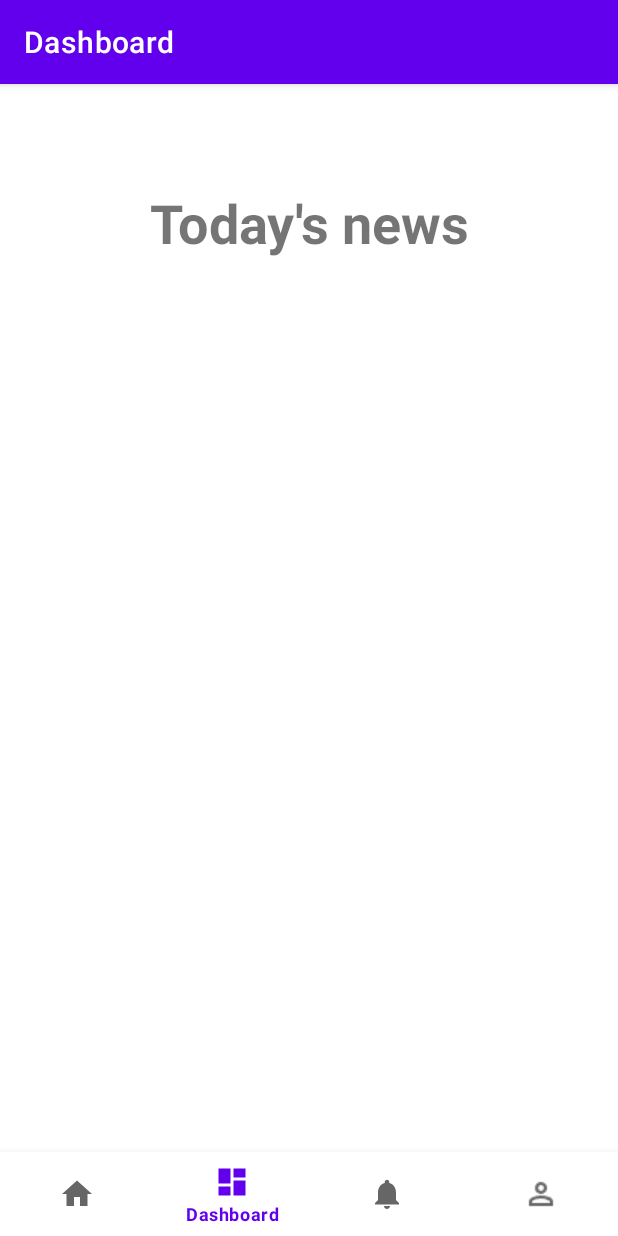
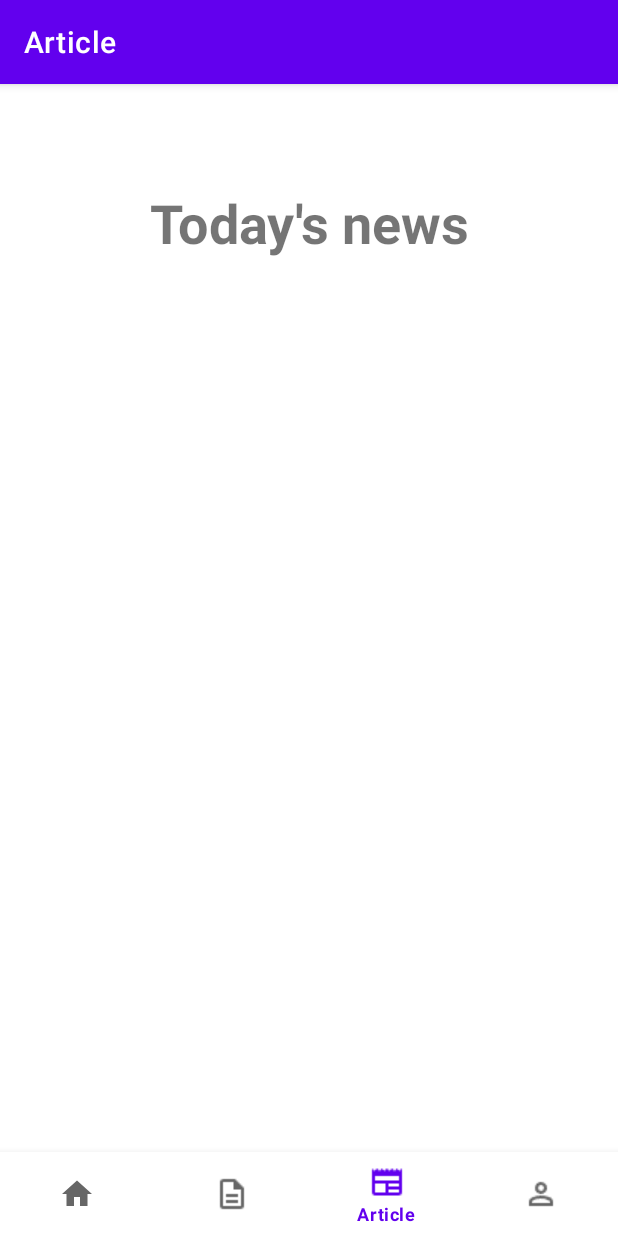
Before and after one commit to CarvalCapstoneTeam/MD-Carval, an Android app: the ArticleFragment screen opened through its navigation route, on a phone screen of 412 x 824 dp. Run offline under Robolectric (Android 15) with nearby library versions, the light colour scheme and no system bars; our stand-ins replace navigation-ui.

Commit message:
Logos + Setting setup

```diff
--- a/app/src/main/AndroidManifest.xml
+++ b/app/src/main/AndroidManifest.xml
@@ -13,6 +13,9 @@
         android:theme="@style/Theme.CarValAppAndroid"
         tools:targetApi="31">
         <activity
+            android:name=".setting.SettingsActivity"
+            android:exported="false" />
+        <activity
             android:name=".MainActivity"
             android:exported="true"
             android:label="@string/app_name">
--- a/app/src/main/java/com/dicoding/carvalappandroid/MainActivity.kt
+++ b/app/src/main/java/com/dicoding/carvalappandroid/MainActivity.kt
@@ -1,13 +1,17 @@
 package com.dicoding.carvalappandroid
 
 import android.os.Bundle
+import android.preference.PreferenceManager
 import com.google.android.material.bottomnavigation.BottomNavigationView
 import androidx.appcompat.app.AppCompatActivity
+import androidx.appcompat.app.AppCompatDelegate
 import androidx.navigation.findNavController
 import androidx.navigation.ui.AppBarConfiguration
 import androidx.navigation.ui.setupActionBarWithNavController
 import androidx.navigation.ui.setupWithNavController
 import com.dicoding.carvalappandroid.databinding.ActivityMainBinding
+import com.dicoding.carvalappandroid.utils.NightMode
+import java.util.Locale
 
 class MainActivity : AppCompatActivity() {
 
@@ -19,6 +23,15 @@ class MainActivity : AppCompatActivity() {
         binding = ActivityMainBinding.inflate(layoutInflater)
         setContentView(binding.root)
 
+        val preferences = PreferenceManager.getDefaultSharedPreferences(applicationContext)
+        preferences.getString(
+            getString(R.string.pref_key_dark),
+            getString(R.string.pref_dark_follow_system)
+        )?.apply {
+            val mode = NightMode.valueOf(this.uppercase(Locale.US))
+            AppCompatDelegate.setDefaultNightMode(mode.value)
+        }
+
         val navView: BottomNavigationView = binding.navView
 
         val navController = findNavController(R.id.nav_host_fragment_activity_main)
@@ -26,7 +39,7 @@ class MainActivity : AppCompatActivity() {
         // menu should be considered as top level destinations.
         val appBarConfiguration = AppBarConfiguration(
             setOf(
-                R.id.navigation_home, R.id.navigation_dashboard, R.id.navigation_notifications, R.id.navigation_about
+                R.id.navigation_home, R.id.navigation_article, R.id.navigation_form, R.id.navigation_about
             )
         )
         setupActionBarWithNavController(navController, appBarConfiguration)
--- a/app/src/main/java/com/dicoding/carvalappandroid/ui/article/ArticleViewModel.kt
+++ b/app/src/main/java/com/dicoding/carvalappandroid/ui/article/ArticleViewModel.kt
@@ -7,7 +7,7 @@ import androidx.lifecycle.ViewModel
 class ArticleViewModel : ViewModel() {
 
     private val _text = MutableLiveData<String>().apply {
-        value = "This is dashboard Fragment"
+        value = "This is article Fragment"
     }
     val text: LiveData<String> = _text
 }
--- a/app/src/main/java/com/dicoding/carvalappandroid/ui/form/FormViewModel.kt
+++ b/app/src/main/java/com/dicoding/carvalappandroid/ui/form/FormViewModel.kt
@@ -7,7 +7,7 @@ import androidx.lifecycle.ViewModel
 class FormViewModel : ViewModel() {
 
     private val _text = MutableLiveData<String>().apply {
-        value = "This is notifications Fragment"
+        value = "This is Form Fragment"
     }
     val text: LiveData<String> = _text
 }
--- a/app/src/main/java/com/dicoding/carvalappandroid/ui/home/HomeFragment.kt
+++ b/app/src/main/java/com/dicoding/carvalappandroid/ui/home/HomeFragment.kt
@@ -1,13 +1,19 @@
 package com.dicoding.carvalappandroid.ui.home
 
+import android.content.Intent
 import android.os.Bundle
 import android.view.LayoutInflater
+import android.view.Menu
+import android.view.MenuInflater
+import android.view.MenuItem
 import android.view.View
 import android.view.ViewGroup
 import android.widget.TextView
 import androidx.fragment.app.Fragment
 import androidx.lifecycle.ViewModelProvider
+import com.dicoding.carvalappandroid.R
 import com.dicoding.carvalappandroid.databinding.FragmentHomeBinding
+import com.dicoding.carvalappandroid.setting.SettingsActivity
 
 class HomeFragment : Fragment() {
 
@@ -22,6 +28,7 @@ class HomeFragment : Fragment() {
         container: ViewGroup?,
         savedInstanceState: Bundle?
     ): View {
+        setHasOptionsMenu(true)
         val homeViewModel =
             ViewModelProvider(this).get(HomeViewModel::class.java)
 
@@ -35,6 +42,21 @@ class HomeFragment : Fragment() {
         return root
     }
 
+    override fun onCreateOptionsMenu(menu: Menu, inflater: MenuInflater) {
+        inflater.inflate(R.menu.fragment_menu, menu)
+        super.onCreateOptionsMenu(menu, inflater)
+    }
+
+    override fun onOptionsItemSelected(item: MenuItem): Boolean {
+        when (item.itemId){
+            R.id.action_settings ->{
+                val intent = Intent(requireContext(), SettingsActivity::class.java)
+                startActivity(intent)
+            }
+        }
+        return super.onOptionsItemSelected(item)
+    }
+
     override fun onDestroyView() {
         super.onDestroyView()
         _binding = null
--- /dev/null
+++ b/app/src/main/java/com/dicoding/carvalappandroid/utils/NightMode.kt
@@ -0,0 +1,9 @@
+package com.dicoding.carvalappandroid.utils
+
+import androidx.appcompat.app.AppCompatDelegate
+
+enum class NightMode(val value : Int) {
+    FOLLOW_SYSTEM(AppCompatDelegate.MODE_NIGHT_FOLLOW_SYSTEM),
+    ON(AppCompatDelegate.MODE_NIGHT_YES),
+    OFF(AppCompatDelegate.MODE_NIGHT_NO)
+}
--- a/app/src/main/res/menu/bottom_nav_menu.xml
+++ b/app/src/main/res/menu/bottom_nav_menu.xml
@@ -7,14 +7,15 @@
         android:title="@string/title_home" />
 
     <item
-        android:id="@+id/navigation_dashboard"
-        android:icon="@drawable/ic_dashboard_black_24dp"
-        android:title="@string/title_dashboard" />
+        android:id="@+id/navigation_form"
+        android:icon="@drawable/form"
+        android:title="@string/article_form" />
 
     <item
-        android:id="@+id/navigation_notifications"
-        android:icon="@drawable/ic_notifications_black_24dp"
-        android:title="@string/title_notifications" />
+        android:id="@+id/navigation_article"
+        android:icon="@drawable/newspaper"
+        android:title="@string/title_article" />
+
 
     <item
         android:id="@+id/navigation_about"
--- /dev/null
+++ b/app/src/main/res/menu/fragment_menu.xml
@@ -0,0 +1,10 @@
+<?xml version="1.0" encoding="utf-8"?>
+<menu xmlns:android="http://schemas.android.com/apk/res/android"
+    xmlns:app="http://schemas.android.com/apk/res-auto">
+    <item
+        android:id="@+id/action_settings"
+        android:orderInCategory="102"
+        android:title="Settings"
+        app:showAsAction="never"
+        />
+</menu>
--- a/app/src/main/res/navigation/mobile_navigation.xml
+++ b/app/src/main/res/navigation/mobile_navigation.xml
@@ -12,16 +12,17 @@
         tools:layout="@layout/fragment_home" />
 
     <fragment
-        android:id="@+id/navigation_dashboard"
+        android:id="@+id/navigation_form"
+        android:name="com.dicoding.carvalappandroid.ui.form.FormFragment"
+        android:label="@string/article_form"
+        tools:layout="@layout/fragment_form" />
+
+    <fragment
+        android:id="@+id/navigation_article"
         android:name="com.dicoding.carvalappandroid.ui.article.ArticleFragment"
-        android:label="@string/title_dashboard"
+        android:label="@string/title_article"
         tools:layout="@layout/fragment_article" />
 
-    <fragment
-        android:id="@+id/navigation_notifications"
-        android:name="com.dicoding.carvalappandroid.ui.form.FormFragment"
-        android:label="@string/title_notifications"
-        tools:layout="@layout/fragment_form" />
 
     <fragment
         android:id="@+id/navigation_about"
--- a/app/src/main/res/values/strings.xml
+++ b/app/src/main/res/values/strings.xml
@@ -6,4 +6,16 @@
     <!-- TODO: Remove or change this placeholder text -->
     <string name="hello_blank_fragment">Hello blank fragment</string>
     <string name="title_about">About</string>
+    <string name="title_article">Article</string>
+    <string name="article_form">Form</string>
+
+    <!--DarkMode -->
+    <string name="pref_dark_title">Dark mode</string>
+    <string name="pref_key_dark" translatable="false">key_dark_mode</string>
+    <string name="pref_dark_follow_system" translatable="false">follow_system</string>
+    <string name="pref_dark_on" translatable="false">on</string>
+    <string name="pref_dark_off" translatable="false">off</string>
+    <string name="dark_mode_auto">Automatic</string>
+    <string name="dark_mode_on">Dark mode</string>
+    <string name="dark_mode_off">Light mode</string>
 </resources>
```
Also changed, not shown: app/src/main/java/com/dicoding/carvalappandroid/setting/SettingsActivity.kt (added, +12 -0 lines), app/src/main/java/com/dicoding/carvalappandroid/ui/about/AboutFragment.kt (+7 -6 lines), app/src/main/res/layout/activity_settings.xml (added, +9 -0 lines), app/src/main/res/drawable/form.png (added), app/src/main/res/drawable/newspaper.png (added).
